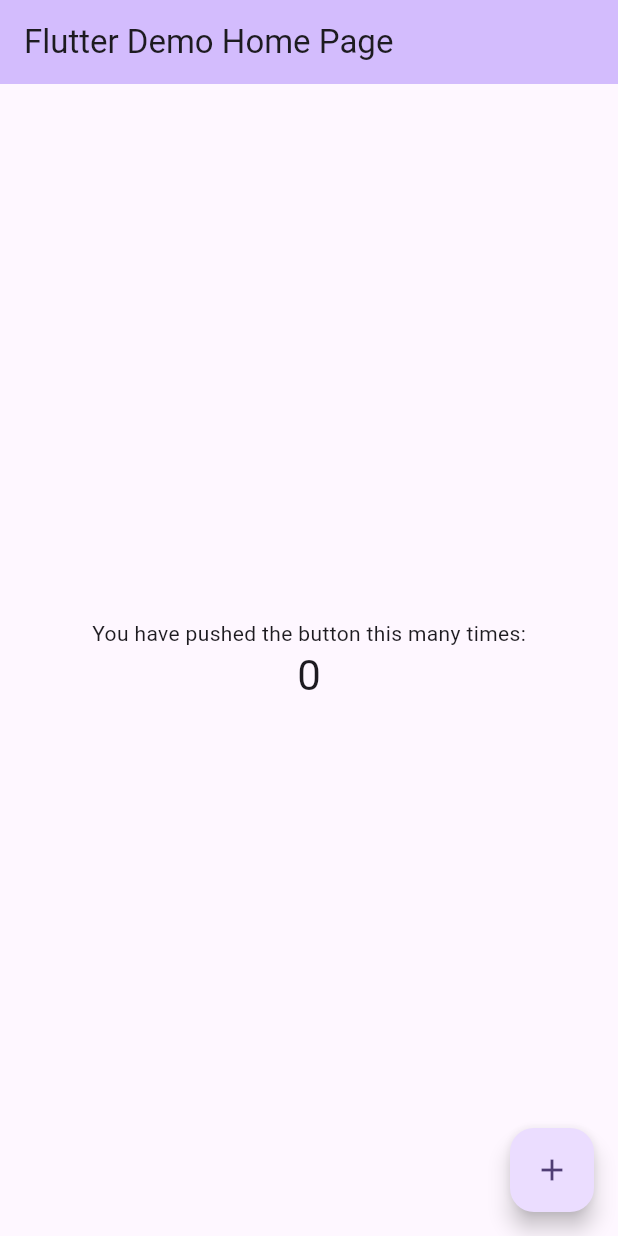
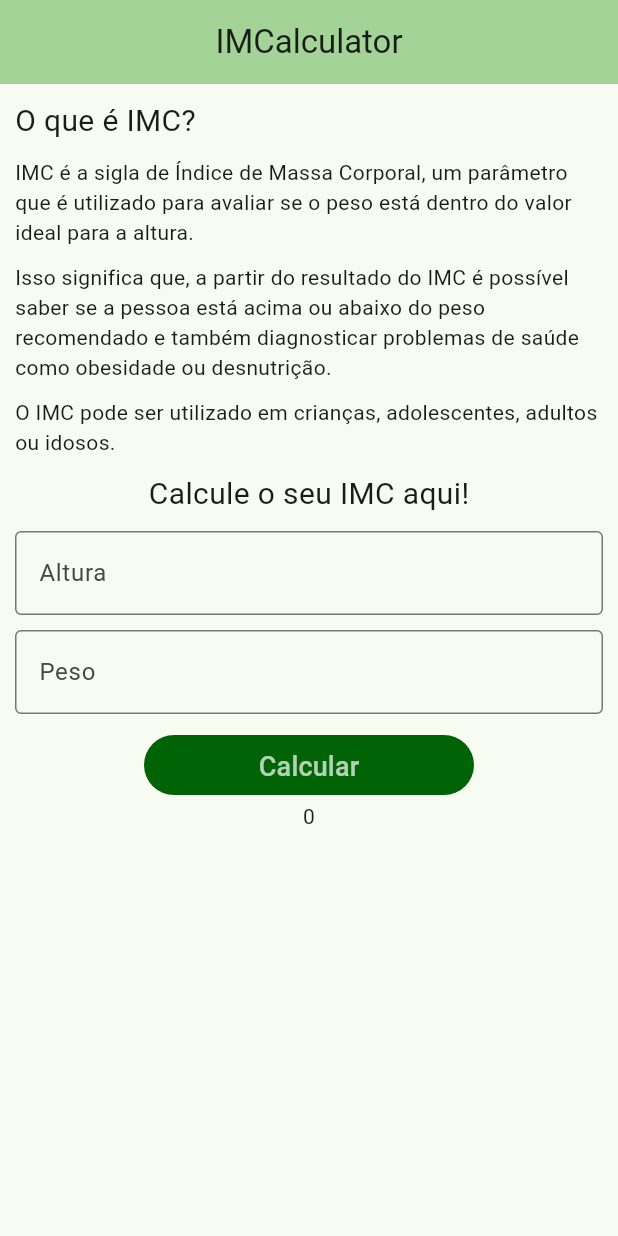
Before and after one commit to sanmerson/IMCalculator, a Flutter app: the screen it shows after launch, on a phone screen of 412 x 824 dp. Run offline on Flutter 3.47's test engine with Material 2 defaults, Android fonts, the phone set to English and light mode, and no system bars.

Commit message:
feat: add basic functions

```diff
--- /dev/null
+++ b/lib/description.dart
@@ -0,0 +1,48 @@
+import 'package:flutter/material.dart';
+
+Widget description = const Row(
+  children: [
+    Expanded(
+        child: Column(
+      crossAxisAlignment: CrossAxisAlignment.start,
+      children: [
+        Padding(
+          padding: EdgeInsets.fromLTRB(10.0, 10.0, 10.0, 0.0),
+          child: Text(
+            "O que é IMC?",
+            style: TextStyle(
+              fontSize: 20,
+            ),
+          ),
+        ),
+        Padding(
+          padding: EdgeInsets.fromLTRB(10.0, 10.0, 10.0, 0.0),
+          child: Text(
+            "IMC é a sigla de Índice de Massa Corporal, um parâmetro que é utilizado para avaliar se o peso está dentro do valor ideal para a altura. ",
+            style: TextStyle(
+              fontSize: 14,
+            ),
+          ),
+        ),
+        Padding(
+          padding: EdgeInsets.fromLTRB(10.0, 10.0, 10.0, 0.0),
+          child: Text(
+            "Isso significa que, a partir do resultado do IMC é possível saber se a pessoa está acima ou abaixo do peso recomendado e também diagnosticar problemas de saúde como obesidade ou desnutrição.",
+            style: TextStyle(
+              fontSize: 14,
+            ),
+          ),
+        ),
+        Padding(
+          padding: EdgeInsets.fromLTRB(10.0, 10.0, 10.0, 0.0),
+          child: Text(
+            "O IMC pode ser utilizado em crianças, adolescentes, adultos ou idosos. ",
+            style: TextStyle(
+              fontSize: 14,
+            ),
+          ),
+        ),
+      ],
+    ))
+  ],
+);
--- a/lib/main.dart
+++ b/lib/main.dart
@@ -1,125 +1,6 @@
 import 'package:flutter/material.dart';
+import 'package:imcalculator/myApp.dart';
 
 void main() {
   runApp(const MyApp());
 }
-
-class MyApp extends StatelessWidget {
-  const MyApp({super.key});
-
-  // This widget is the root of your application.
-  @override
-  Widget build(BuildContext context) {
-    return MaterialApp(
-      title: 'Flutter Demo',
-      theme: ThemeData(
-        // This is the theme of your application.
-        //
-        // TRY THIS: Try running your application with "flutter run". You'll see
-        // the application has a blue toolbar. Then, without quitting the app,
-        // try changing the seedColor in the colorScheme below to Colors.green
-        // and then invoke "hot reload" (save your changes or press the "hot
-        // reload" button in a Flutter-supported IDE, or press "r" if you used
-        // the command line to start the app).
-        //
-        // Notice that the counter didn't reset back to zero; the application
-        // state is not lost during the reload. To reset the state, use hot
-        // restart instead.
-        //
-        // This works for code too, not just values: Most code changes can be
-        // tested with just a hot reload.
-        colorScheme: ColorScheme.fromSeed(seedColor: Colors.deepPurple),
-        useMaterial3: true,
-      ),
-      home: const MyHomePage(title: 'Flutter Demo Home Page'),
-    );
-  }
-}
-
-class MyHomePage extends StatefulWidget {
-  const MyHomePage({super.key, required this.title});
-
-  // This widget is the home page of your application. It is stateful, meaning
-  // that it has a State object (defined below) that contains fields that affect
-  // how it looks.
-
-  // This class is the configuration for the state. It holds the values (in this
-  // case the title) provided by the parent (in this case the App widget) and
-  // used by the build method of the State. Fields in a Widget subclass are
-  // always marked "final".
-
-  final String title;
-
-  @override
-  State<MyHomePage> createState() => _MyHomePageState();
-}
-
-class _MyHomePageState extends State<MyHomePage> {
-  int _counter = 0;
-
-  void _incrementCounter() {
-    setState(() {
-      // This call to setState tells the Flutter framework that something has
-      // changed in this State, which causes it to rerun the build method below
-      // so that the display can reflect the updated values. If we changed
-      // _counter without calling setState(), then the build method would not be
-      // called again, and so nothing would appear to happen.
-      _counter++;
-    });
-  }
-
-  @override
-  Widget build(BuildContext context) {
-    // This method is rerun every time setState is called, for instance as done
-    // by the _incrementCounter method above.
-    //
-    // The Flutter framework has been optimized to make rerunning build methods
-    // fast, so that you can just rebuild anything that needs updating rather
-    // than having to individually change instances of widgets.
-    return Scaffold(
-      appBar: AppBar(
-        // TRY THIS: Try changing the color here to a specific color (to
-        // Colors.amber, perhaps?) and trigger a hot reload to see the AppBar
-        // change color while the other colors stay the same.
-        backgroundColor: Theme.of(context).colorScheme.inversePrimary,
-        // Here we take the value from the MyHomePage object that was created by
-        // the App.build method, and use it to set our appbar title.
-        title: Text(widget.title),
-      ),
-      body: Center(
-        // Center is a layout widget. It takes a single child and positions it
-        // in the middle of the parent.
-        child: Column(
-          // Column is also a layout widget. It takes a list of children and
-          // arranges them vertically. By default, it sizes itself to fit its
-          // children horizontally, and tries to be as tall as its parent.
-          //
-          // Column has various properties to control how it sizes itself and
-          // how it positions its children. Here we use mainAxisAlignment to
-          // center the children vertically; the main axis here is the vertical
-          // axis because Columns are vertical (the cross axis would be
-          // horizontal).
-          //
-          // TRY THIS: Invoke "debug painting" (choose the "Toggle Debug Paint"
-          // action in the IDE, or press "p" in the console), to see the
-          // wireframe for each widget.
-          mainAxisAlignment: MainAxisAlignment.center,
-          children: <Widget>[
-            const Text(
-              'You have pushed the button this many times:',
-            ),
-            Text(
-              '$_counter',
-              style: Theme.of(context).textTheme.headlineMedium,
-            ),
-          ],
-        ),
-      ),
-      floatingActionButton: FloatingActionButton(
-        onPressed: _incrementCounter,
-        tooltip: 'Increment',
-        child: const Icon(Icons.add),
-      ), // This trailing comma makes auto-formatting nicer for build methods.
-    );
-  }
-}
--- /dev/null
+++ b/lib/myApp.dart
@@ -0,0 +1,104 @@
+import 'package:flutter/material.dart';
+import 'package:imcalculator/description.dart';
+
+class MyApp extends StatelessWidget {
+  const MyApp({super.key});
+
+  @override
+  Widget build(BuildContext context) {
+    return MaterialApp(
+      title: 'Flutter Demo',
+      theme: ThemeData(
+        colorScheme:
+            ColorScheme.fromSeed(seedColor: Color.fromARGB(255, 2, 208, 36)),
+        useMaterial3: true,
+      ),
+      home: const MyHomePage(title: 'IMCalculator'),
+    );
+  }
+}
+
+class MyHomePage extends StatefulWidget {
+  final String title;
+  const MyHomePage({super.key, required this.title});
+
+  @override
+  State<MyHomePage> createState() => _MyHomePageState();
+}
+
+class _MyHomePageState extends State<MyHomePage> {
+  final minhaAlturaInput = TextEditingController();
+  final meuPesoInput = TextEditingController();
+  final _formKey = GlobalKey<FormState>();
+  int imc = 0;
+  double minhaAltura = 0.00;
+  double meuPeso = 0.00;
+  double total = 0.00;
+
+  @override
+  Widget build(BuildContext context) {
+    return Scaffold(
+      appBar: AppBar(
+        centerTitle: true,
+        backgroundColor: Theme.of(context).colorScheme.inversePrimary,
+        title: Text(widget.title),
+      ),
+      body: Center(
+        child: Column(
+          children: <Widget>[
+            description,
+            const Padding(
+              padding: EdgeInsets.fromLTRB(10.0, 10.0, 10.0, 0.0),
+              child: Text(
+                "Calcule o seu IMC aqui!",
+                style: TextStyle(
+                  fontSize: 20,
+                ),
+              ),
+            ),
+            Padding(
+              key: _formKey,
+              padding: const EdgeInsets.fromLTRB(10.0, 10.0, 10.0, 0.0),
+              child: TextFormField(
+                decoration: const InputDecoration(
+                  border: OutlineInputBorder(),
+                  labelText: 'Altura',
+                ),
+                controller: minhaAlturaInput,
+              ),
+            ),
+            Padding(
+              padding: const EdgeInsets.fromLTRB(10.0, 10.0, 10.0, 10.0),
+              child: TextFormField(
+                decoration: const InputDecoration(
+                  border: OutlineInputBorder(),
+                  labelText: 'Peso',
+                ),
+                controller: meuPesoInput,
+              ),
+            ),
+            TextButton(
+              style: TextButton.styleFrom(
+                fixedSize: const Size(220, 20),
+                backgroundColor: const Color.fromARGB(255, 0, 99, 5),
+              ),
+              onPressed: () {
+                setState(() {
+                  imc = (double.parse(meuPesoInput.text) ~/
+                          (double.parse(minhaAlturaInput.text) *
+                              double.parse(minhaAlturaInput.text)))
+                      .toInt();
+                });
+              },
+              child: const Text(
+                'Calcular',
+                style: TextStyle(color: Colors.white70, fontSize: 18),
+              ),
+            ),
+            Text('$imc')
+          ],
+        ),
+      ),
+    );
+  }
+}
```
